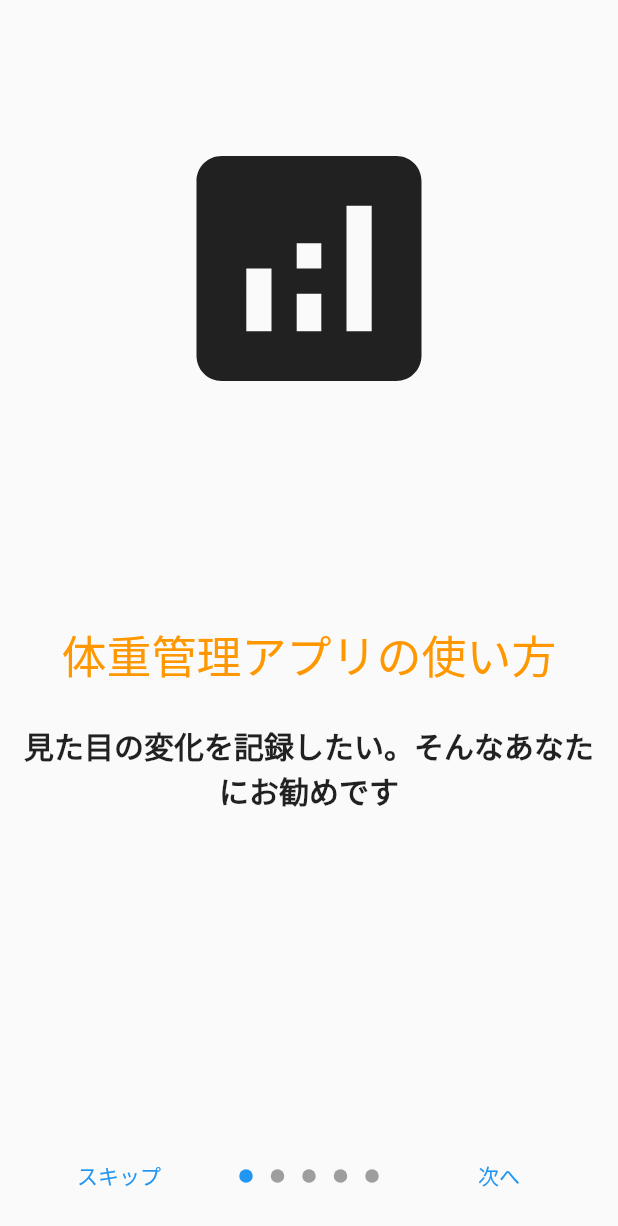
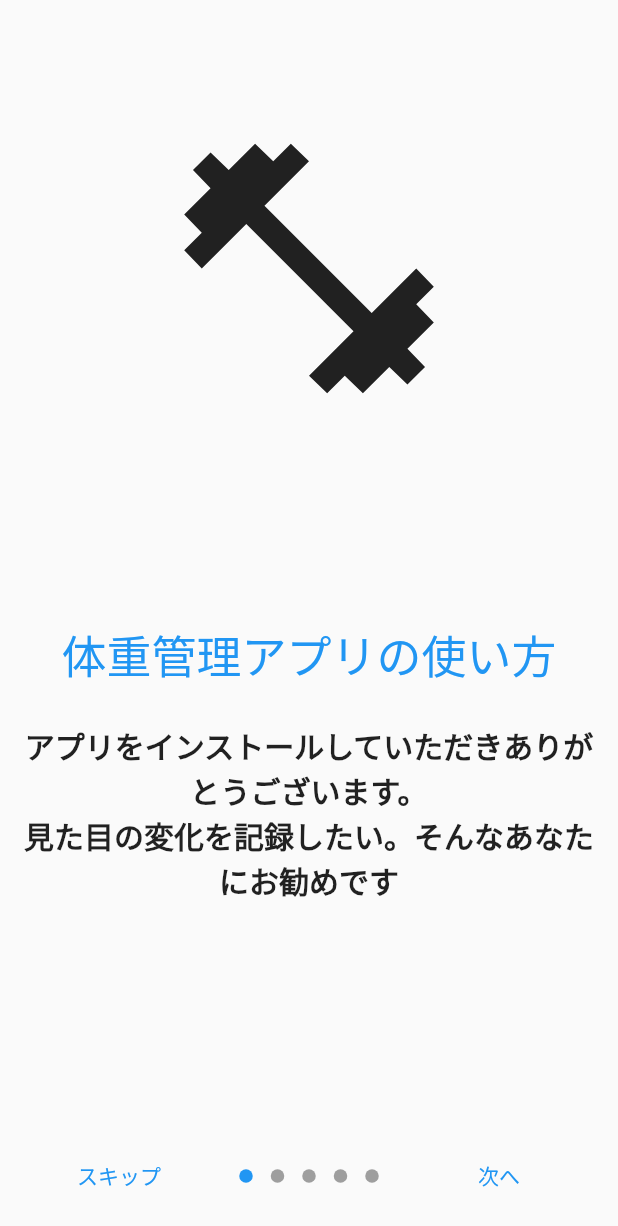
Before and after one commit to flutteruniv/weight-management, a Flutter app: the screen it shows after launch, on a phone screen of 412 x 824 dp. Shown: the top 1226 px of the screen. Run offline on Flutter 3.47's test engine with Material 2 defaults, Android fonts, the phone set to English and light mode, and no system bars; drawn by our look-alikes of introduction_screen; our stand-ins replace cloud_firestore, firebase_core, firebase_storage, image_picker, shared_preferences; accounts and stored records are empty.

Commit message:
アプリインストール後の初回のみチュートリアル画面が表示される（はず）

```diff
--- a/lib/presentation/introduction/introduction_model.dart
+++ b/lib/presentation/introduction/introduction_model.dart
@@ -5,14 +5,14 @@ import 'package:shared_preferences/shared_preferences.dart';
 class IntroductionModel extends ChangeNotifier {
   bool intro;
 
-  getPrefItems() async {
+  getPrefIntro() async {
     SharedPreferences prefs = await SharedPreferences.getInstance();
     // 以下の「intro」がキー名。見つからなければtrueを返す
     intro = prefs.getBool('intro') ?? true;
     notifyListeners();
   }
 
-  setStringListData() async {
+  setIntro() async {
     SharedPreferences prefs = await SharedPreferences.getInstance();
     await prefs.setBool("intro", false);
     notifyListeners();
@@ -21,27 +21,27 @@ class IntroductionModel extends ChangeNotifier {
   var listPagesViewModel = [
     PageViewModel(
       title: "体重管理アプリの使い方",
-      body: "見た目の変化を記録したい。そんなあなたにお勧めです",
+      body: "アプリをインストールしていただきありがとうございます。\n見た目の変化を記録したい。そんなあなたにお勧めです",
       image: const Center(
           child: Icon(
-        Icons.analytics,
+        Icons.fitness_center,
         size: 200,
       )),
       decoration: const PageDecoration(
-        titleTextStyle: TextStyle(color: Colors.orange, fontSize: 30),
+        titleTextStyle: TextStyle(color: Colors.blue, fontSize: 30),
         bodyTextStyle: TextStyle(fontWeight: FontWeight.w700, fontSize: 20.0),
       ),
     ),
     PageViewModel(
       title: "保存画面",
-      body: '体重、体脂肪率、写真を保存しよう',
+      body: '体重、体脂肪率、写真を保存してみよう',
       image: const Center(
           child: Icon(
-        Icons.analytics,
+        Icons.edit,
         size: 200,
       )),
       decoration: const PageDecoration(
-        titleTextStyle: TextStyle(color: Colors.orange, fontSize: 30),
+        titleTextStyle: TextStyle(color: Colors.blue, fontSize: 30),
         bodyTextStyle: TextStyle(fontWeight: FontWeight.w700, fontSize: 20.0),
       ),
     ),
@@ -50,11 +50,11 @@ class IntroductionModel extends ChangeNotifier {
       body: '身体の変化を写真で楽しもう',
       image: const Center(
           child: Icon(
-        Icons.analytics,
+        Icons.group,
         size: 200,
       )),
       decoration: const PageDecoration(
-        titleTextStyle: TextStyle(color: Colors.orange, fontSize: 30),
+        titleTextStyle: TextStyle(color: Colors.blue, fontSize: 30),
         bodyTextStyle: TextStyle(fontWeight: FontWeight.w700, fontSize: 20.0),
       ),
     ),
@@ -63,11 +63,11 @@ class IntroductionModel extends ChangeNotifier {
       body: 'グラフで体重、体脂肪率の遷移を見てみよう',
       image: const Center(
           child: Icon(
-        Icons.analytics,
+        Icons.insights,
         size: 200,
       )),
       decoration: const PageDecoration(
-        titleTextStyle: TextStyle(color: Colors.orange, fontSize: 30),
+        titleTextStyle: TextStyle(color: Colors.blue, fontSize: 30),
         bodyTextStyle: TextStyle(fontWeight: FontWeight.w700, fontSize: 20.0),
       ),
     ),
@@ -76,11 +76,11 @@ class IntroductionModel extends ChangeNotifier {
       body: 'これまでの記録を一覧で見てみよう',
       image: const Center(
           child: Icon(
-        Icons.analytics,
+        Icons.list_alt,
         size: 200,
       )),
       decoration: const PageDecoration(
-        titleTextStyle: TextStyle(color: Colors.orange, fontSize: 30),
+        titleTextStyle: TextStyle(color: Colors.blue, fontSize: 30),
         bodyTextStyle: TextStyle(fontWeight: FontWeight.w700, fontSize: 20.0),
       ),
     ),
--- a/lib/presentation/introduction/introduction_page.dart
+++ b/lib/presentation/introduction/introduction_page.dart
@@ -18,7 +18,7 @@ class IntroductionPage extends StatelessWidget {
                 Navigator.of(context).push(
                   MaterialPageRoute(builder: (_) => TopPage()),
                 );
-                model.setStringListData();
+                model.setIntro();
               },
               showSkipButton: true,
               skip: const Text("スキップ"),
--- a/lib/presentation/main/main.dart
+++ b/lib/presentation/main/main.dart
@@ -30,7 +30,7 @@ class MyApp extends StatelessWidget {
   Widget build(BuildContext context) {
     return MaterialApp(
       home: ChangeNotifierProvider<IntroductionModel>(
-        create: (_) => IntroductionModel()..getPrefItems(),
+        create: (_) => IntroductionModel()..getPrefIntro(),
         child: Scaffold(
           body: Consumer<IntroductionModel>(
             builder: (context, model, child) {
```
